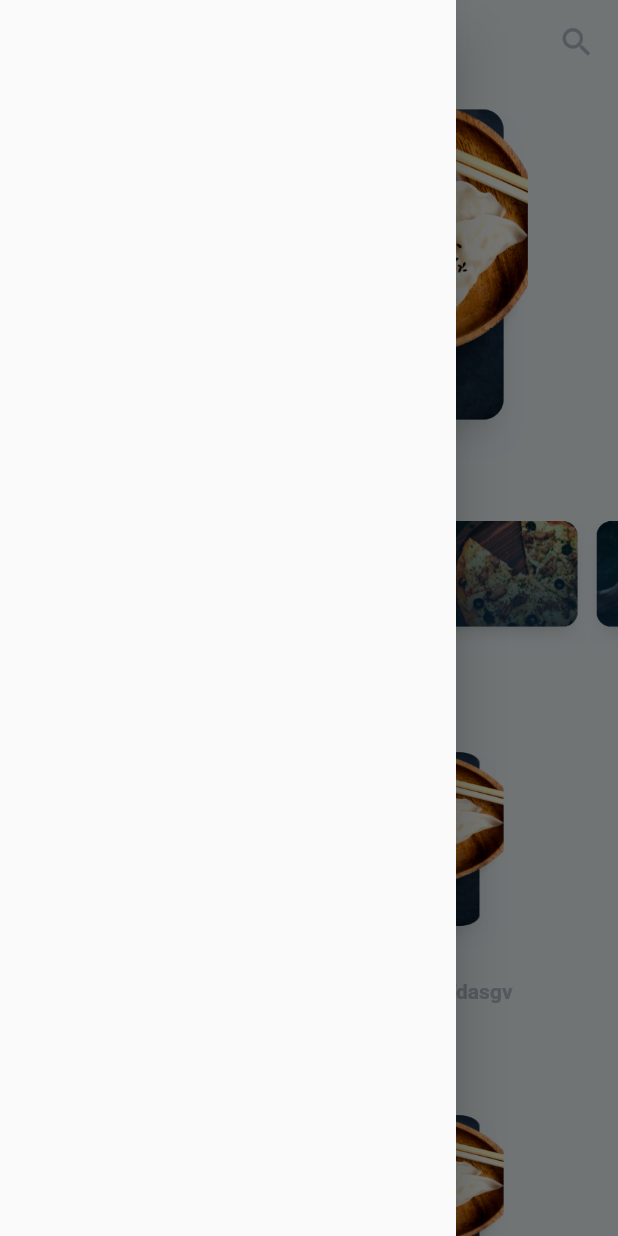
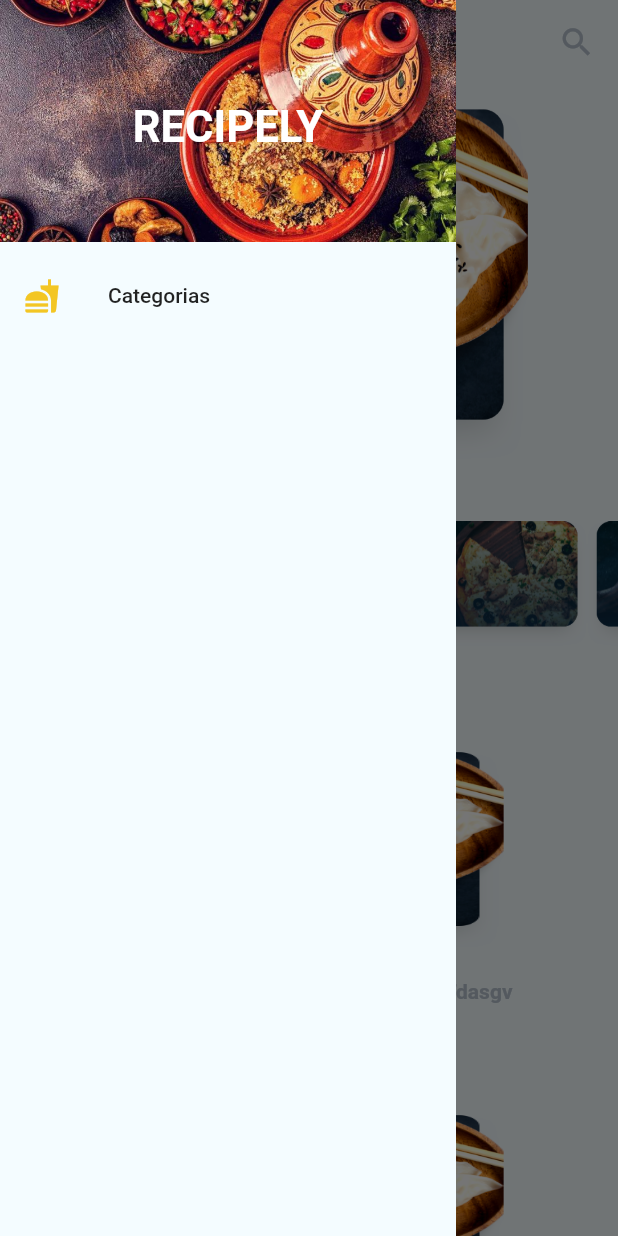
Before and after one commit to Belkim/recipelyMobile, a Flutter app: the screen it shows after launch, with the side drawer open, on a phone screen of 412 x 824 dp. Run offline on Flutter 3.47's test engine with Material 2 defaults, Android fonts, the phone set to English and light mode, and no system bars; our stand-ins replace flutter_swiper; Roboto replaces fonts that are missing (Avenir, PlayfairDisplay-Bold).

Commit message:
Diseño de Side Menu

```diff
--- a/lib/src/styles/styles.dart
+++ b/lib/src/styles/styles.dart
@@ -33,3 +33,9 @@
     fontWeight: FontWeight.bold,
     color: colorDescRecipes,
     fontSize: 14.0);
+
+final estiloTextoMenuLateral = const TextStyle(
+    fontFamily: 'PlayfairDisplay-Bold',
+    fontWeight: FontWeight.bold,
+    color: Colors.white,
+    fontSize: 29.0);
--- a/lib/src/widgets/menu_lateral.dart
+++ b/lib/src/widgets/menu_lateral.dart
@@ -1,7 +1,26 @@
 import 'package:flutter/material.dart';
+import 'package:recipely/src/styles/styles.dart';
 
-Drawer menuLateral( context ){
+Drawer menuLateral(context) {
   return Drawer(
-
-  );
+      elevation: 0.0,
+      child: Container(
+          color: colorBG,
+          child: ListView(padding: EdgeInsets.zero, children: [
+            DrawerHeader(
+                decoration: BoxDecoration(
+                    image: DecorationImage(
+                        image: AssetImage("assets/receta_menu.png"),
+                        fit: BoxFit.cover)),
+                child: Container(
+                    alignment: Alignment.center,
+                    child: Text("RECIPELY", style: estiloTextoMenuLateral))),
+            ListTile(
+              leading: Icon(Icons.fastfood, color: colorIcons),
+              title: const Text("Categorias"),
+              onTap: () {
+                Navigator.pushNamed(context, "categoria");
+              },
+            )
+          ])));
 }
```
Also changed, not shown: assets/receta_menu.png (added).
